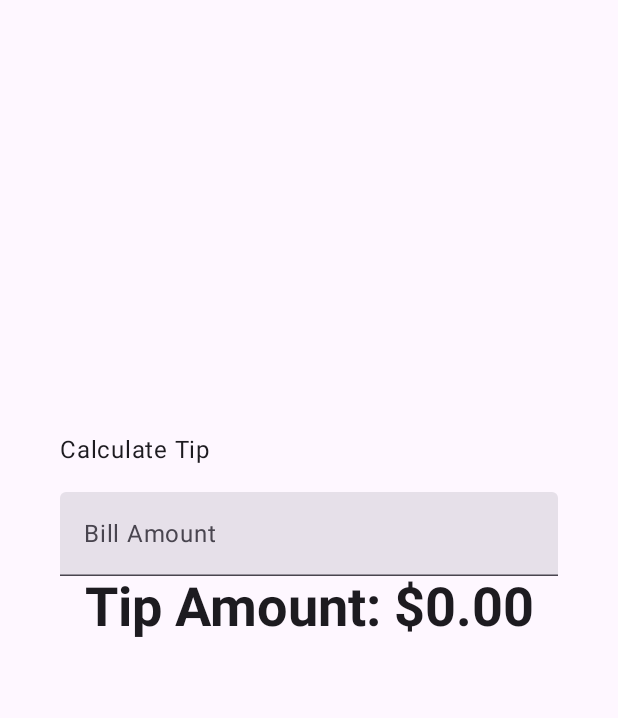
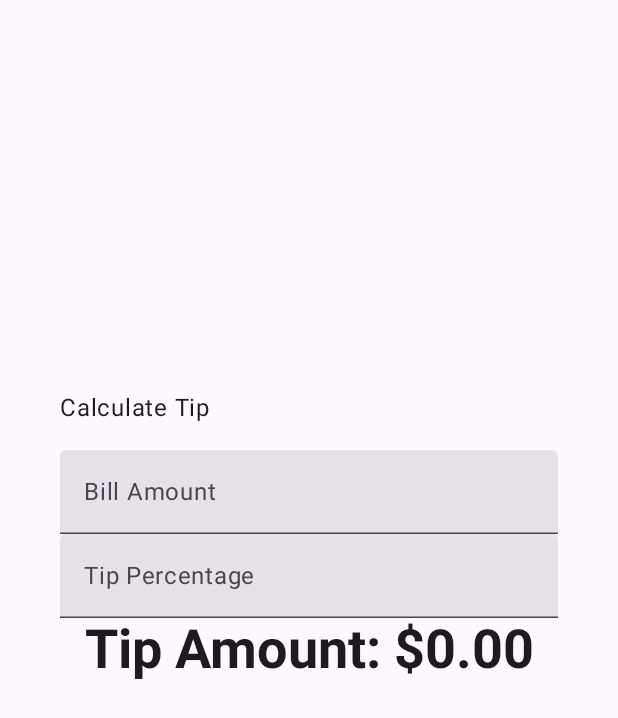
Before and after one commit to FayeDe/8INF865H2025_AD, an Android app built with Jetpack Compose: the screen it shows after launch (MainActivity), on a phone screen of 412 x 824 dp. Shown: the top 718 px of the screen. Run offline under Robolectric (Android 15) with nearby library versions, the phone set to English and light mode, and no system bars.

Commit message:
Ex2 Step 4

```diff
--- a/app/src/main/java/com/example/tiptime/MainActivity.kt
+++ b/app/src/main/java/com/example/tiptime/MainActivity.kt
@@ -19,6 +19,7 @@ import android.os.Bundle
 import androidx.activity.ComponentActivity
 import androidx.activity.compose.setContent
 import androidx.activity.enableEdgeToEdge
+import androidx.annotation.StringRes
 import androidx.compose.foundation.layout.Arrangement
 import androidx.compose.foundation.layout.Column
 import androidx.compose.foundation.layout.Spacer
@@ -69,7 +70,9 @@ class MainActivity : ComponentActivity() {
 fun TipTimeLayout() {
     var amountInput by remember { mutableStateOf("") }
     val amount = amountInput.toDoubleOrNull() ?: 0.0
-    val tip = calculateTip(amount)
+    var tipInput by remember { mutableStateOf("") }
+    val tipPercent = tipInput.toDoubleOrNull() ?: 0.0
+    val tip = calculateTip(amount, tipPercent)
     Column(
         modifier = Modifier
             .statusBarsPadding()
@@ -84,11 +87,19 @@ fun TipTimeLayout() {
                 .padding(bottom = 16.dp, top = 40.dp)
                 .align(alignment = Alignment.Start)
         )
-        EditNumberField(value = amountInput,
+        EditNumberField(
+            label = R.string.bill_amount,
+            value = amountInput,
             onValueChange = { amountInput = it },
             modifier = Modifier
                 .padding(bottom = 32.dp)
                 .fillMaxWidth())
+        EditNumberField(
+            label = R.string.how_was_the_service,
+            value = tipInput,
+            onValueChange = { tipInput = it },
+            modifier = Modifier.padding(bottom = 32.dp).fillMaxWidth()
+        )
         Text(
             text = stringResource(R.string.tip_amount, tip),
             style = MaterialTheme.typography.displaySmall
@@ -109,6 +120,7 @@ private fun calculateTip(amount: Double, tipPercent: Double = 15.0): String {
 
 @Composable
 fun EditNumberField(
+    @StringRes label: Int,
     value: String,
     onValueChange: (String) -> Unit,
     modifier: Modifier = Modifier
@@ -116,7 +128,7 @@ fun EditNumberField(
     TextField(
         value = value,
         onValueChange = onValueChange,
-        label = { Text(stringResource(R.string.bill_amount)) },
+        label = { Text(stringResource(label)) },
         modifier = Modifier.fillMaxWidth(),
         singleLine = true,
         keyboardOptions = KeyboardOptions(keyboardType = KeyboardType.Number)
--- a/app/src/main/res/values/strings.xml
+++ b/app/src/main/res/values/strings.xml
@@ -19,4 +19,6 @@
     <string name="calculate_tip">Calculate Tip</string>
     <string name="bill_amount">Bill Amount</string>
     <string name="tip_amount">Tip Amount: %s</string>
+    <string name="how_was_the_service">Tip Percentage</string>
+    <string name="round_up_tip">Round up tip?</string>
 </resources>
```
